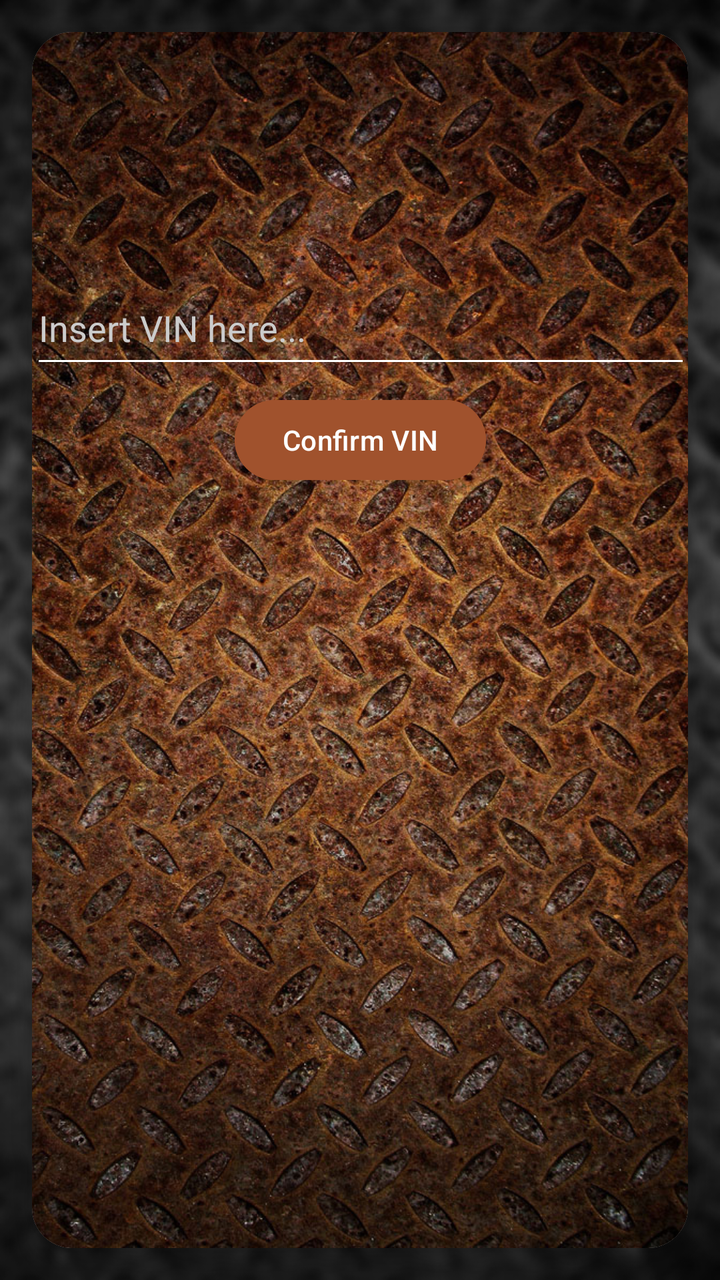
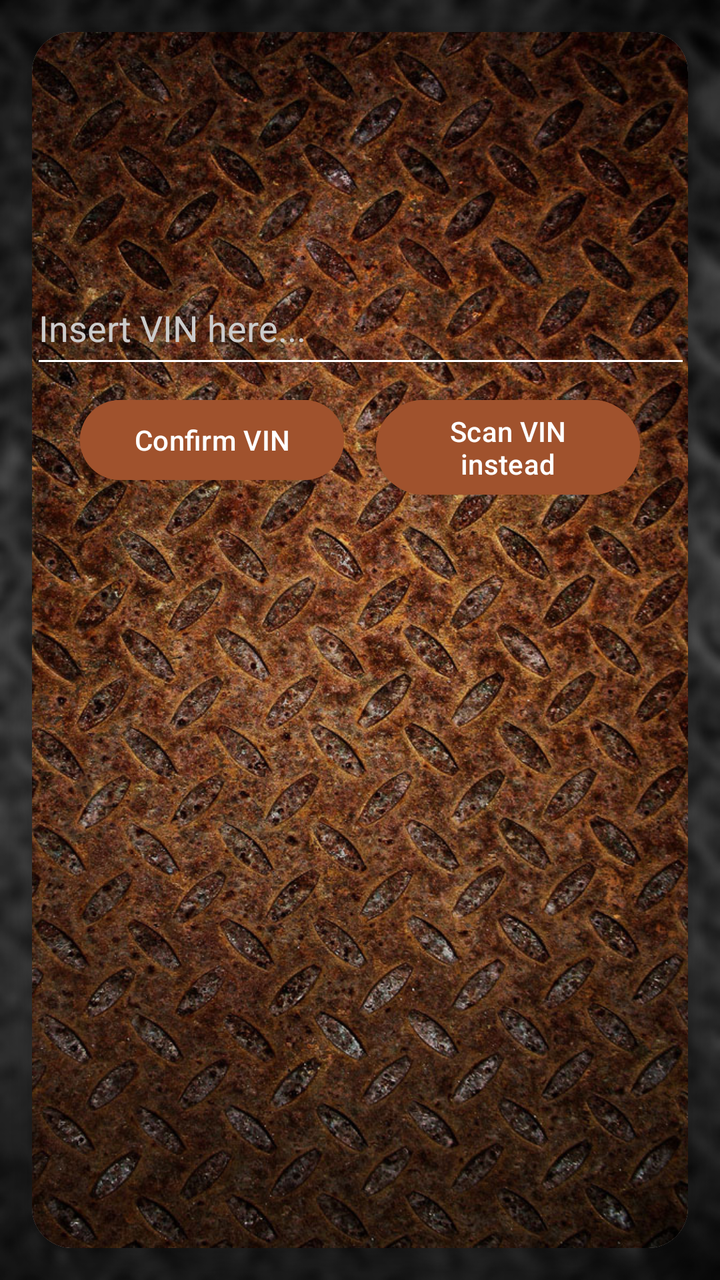

Compare the two renders of this Android layout. The source of the first and the diff that turns it into the second are given below.
<!-- AndroidManifest.xml: activity theme Theme.ProjectDroid -->
<!-- res/layout/activity_intake.xml -->
<?xml version="1.0" encoding="utf-8"?>
<androidx.constraintlayout.widget.ConstraintLayout
    xmlns:android="http://schemas.android.com/apk/res/android"
    xmlns:app="http://schemas.android.com/apk/res-auto"
    xmlns:tools="http://schemas.android.com/tools"
    android:layout_width="match_parent"
    android:layout_height="match_parent"
    android:background="@drawable/rust_backgroundblurbw"
    android:gravity="center"
    tools:context=".IntakeActivity">

    <androidx.cardview.widget.CardView
        android:layout_width="0dp"
        android:layout_height="0dp"
        android:layout_margin="16dp"
        app:cardCornerRadius="20dp"
        app:cardElevation="8dp"
        app:layout_constraintTop_toTopOf="parent"
        app:layout_constraintBottom_toBottomOf="parent"
        app:layout_constraintStart_toStartOf="parent"
        app:layout_constraintEnd_toEndOf="parent">

        <androidx.constraintlayout.widget.ConstraintLayout
            android:layout_width="match_parent"
            android:layout_height="match_parent">

            <ImageView
                android:layout_width="match_parent"
                android:layout_height="match_parent"
                android:scaleType="centerCrop"
                android:src="@drawable/rust_background" />

            <EditText
                android:id="@+id/etInput"
                android:layout_width="330dp"
                android:layout_height="53dp"
                android:layout_marginTop="120dp"
                android:backgroundTint="#FFFF"
                android:hint="Insert VIN here..."
                android:inputType="textPersonName"
                android:minHeight="48dp"
                android:textColor="#FFFFFF"
                android:textColorHint="#CCCCCC"
                app:layout_constraintEnd_toEndOf="parent"
                app:layout_constraintStart_toStartOf="parent"
                app:layout_constraintTop_toTopOf="parent" />

            <Button
                android:id="@+id/aaa"
                android:layout_width="wrap_content"
                android:layout_height="wrap_content"
                android:backgroundTint="#A0522D"
                android:layout_marginTop="180dp"
                android:text="Confirm VIN"
                app:layout_constraintTop_toTopOf="parent"
                app:layout_constraintStart_toStartOf="parent"
                app:layout_constraintEnd_toEndOf="parent" />

            <androidx.cardview.widget.CardView
                android:id="@+id/cardPopup"
                android:layout_width="0dp"
                android:layout_height="wrap_content"
                android:layout_marginTop="32dp"
                android:layout_marginStart="16dp"
                android:layout_marginEnd="16dp"
                android:visibility="gone"
                app:cardCornerRadius="12dp"
                app:cardElevation="8dp"
                app:layout_constraintEnd_toEndOf="parent"
                app:layout_constraintStart_toStartOf="parent"
                app:layout_constraintTop_toBottomOf="@id/aaa">

                <LinearLayout
                    android:layout_width="match_parent"
                    android:layout_height="wrap_content"
                    android:orientation="vertical"
                    android:padding="16dp">

                    <TextView
                        android:id="@+id/tvVehicleInfo"
                        android:layout_width="match_parent"
                        android:layout_height="wrap_content"
                        android:text="Make / Model / Year"
                        android:textColor="#333333"
                        android:textSize="16sp"
                        android:textStyle="bold"
                        android:gravity="center"
                        android:layout_marginBottom="8dp" />

                    <TextView
                        android:layout_width="match_parent"
                        android:layout_height="wrap_content"
                        android:text="Is this vehicle salvageable?"
                        android:textColor="#555555"
                        android:textSize="14sp"
                        android:gravity="center"
                        android:layout_marginBottom="16dp" />

                    <LinearLayout
                        android:layout_width="match_parent"
                        android:layout_height="wrap_content"
                        android:orientation="horizontal"
                        android:gravity="center">

                        <Button
                            android:id="@+id/btnNo"
                            android:layout_width="0dp"
                            android:layout_height="wrap_content"
                            android:layout_weight="1"
                            android:layout_marginEnd="8dp"
                            android:text="No"
                            android:backgroundTint="#D32F2F"
                            android:textColor="#FFFFFF" />

                        <Button
                            android:id="@+id/btnYes"
                            android:layout_width="0dp"
                            android:layout_height="wrap_content"
                            android:layout_weight="1"
                            android:layout_marginStart="8dp"
                            android:text="Yes"
                            android:backgroundTint="#388E3C"
                            android:textColor="#FFFFFF" />

                    </LinearLayout>

                </LinearLayout>

            </androidx.cardview.widget.CardView>

            <androidx.cardview.widget.CardView
                android:id="@+id/cardPartsPopup"
                android:layout_width="0dp"
                android:layout_height="wrap_content"
                android:layout_marginTop="16dp"
                android:layout_marginStart="16dp"
                android:layout_marginEnd="16dp"
                android:visibility="gone"
                app:cardCornerRadius="12dp"
                app:cardElevation="8dp"
                app:layout_constraintEnd_toEndOf="parent"
                app:layout_constraintStart_toStartOf="parent"
                app:layout_constraintTop_toBottomOf="@id/cardPopup">

                <LinearLayout
                    android:layout_width="match_parent"
                    android:layout_height="wrap_content"
                    android:orientation="vertical"
                    android:padding="16dp">

                    <TextView
                        android:layout_width="match_parent"
                        android:layout_height="wrap_content"
                        android:text="Select Salvageable Parts"
                        android:textColor="#333333"
                        android:textSize="16sp"
                        android:textStyle="bold"
                        android:gravity="center"
                        android:layout_marginBottom="12dp" />

                    <ListView
                        android:id="@+id/listViewParts"
                        android:layout_width="match_parent"
                        android:layout_height="200dp"
                        android:choiceMode="multipleChoice"
                        android:layout_marginBottom="16dp" />

                    <Button
                        android:id="@+id/btnAddPart"
                        android:layout_width="match_parent"
                        android:layout_height="wrap_content"
                        android:backgroundTint="#A0522D"
                        android:text="Add Part"
                        android:textColor="#FFFFFF" />

                </LinearLayout>

            </androidx.cardview.widget.CardView>

        </androidx.constraintlayout.widget.ConstraintLayout>

    </androidx.cardview.widget.CardView>

</androidx.constraintlayout.widget.ConstraintLayout>
<!-- resources referenced by this layout -->
<resources>
  <!-- drawable rust_background: jpg bitmap (drawable, 361557 bytes) -->
  <!-- drawable rust_backgroundblurbw: jpg bitmap (drawable, 70130 bytes) -->
  <style name="Theme.ProjectDroid" parent="Base.Theme.ProjectDroid" />
  <style name="Base.Theme.ProjectDroid" parent="Theme.Material3.DayNight.NoActionBar">
          
          
      </style>
</resources>

<!-- the commit's change to res/layout/activity_intake.xml (unified diff, before → after) -->
@@ -46,14 +46,31 @@
                 app:layout_constraintTop_toTopOf="parent" />
 
             <Button
-                android:id="@+id/aaa"
-                android:layout_width="wrap_content"
-                android:layout_height="wrap_content"
+                android:id="@+id/btnConfirm"
+                android:layout_width="0dp"
+                android:layout_height="wrap_content"
+                android:layout_marginTop="180dp"
+                android:layout_marginStart="24dp"
+                android:layout_marginEnd="8dp"
                 android:backgroundTint="#A0522D"
+                android:text="Confirm VIN"
+                android:textColor="#FFFFFF"
+                app:layout_constraintTop_toTopOf="parent"
+                app:layout_constraintStart_toStartOf="parent"
+                app:layout_constraintEnd_toStartOf="@+id/btnScan" />
+
+            <Button
+                android:id="@+id/btnScan"
+                android:layout_width="0dp"
+                android:layout_height="wrap_content"
                 android:layout_marginTop="180dp"
-                android:text="Confirm VIN"
+                android:layout_marginStart="8dp"
+                android:layout_marginEnd="24dp"
+                android:backgroundTint="#A0522D"
+                android:text="Scan VIN instead"
+                android:textColor="#FFFFFF"
                 app:layout_constraintTop_toTopOf="parent"
-                app:layout_constraintStart_toStartOf="parent"
+                app:layout_constraintStart_toEndOf="@+id/btnConfirm"
                 app:layout_constraintEnd_toEndOf="parent" />
 
             <androidx.cardview.widget.CardView
@@ -68,7 +85,7 @@
                 app:cardElevation="8dp"
                 app:layout_constraintEnd_toEndOf="parent"
                 app:layout_constraintStart_toStartOf="parent"
-                app:layout_constraintTop_toBottomOf="@id/aaa">
+                app:layout_constraintTop_toBottomOf="@id/btnConfirm">
 
                 <LinearLayout
                     android:layout_width="match_parent"
